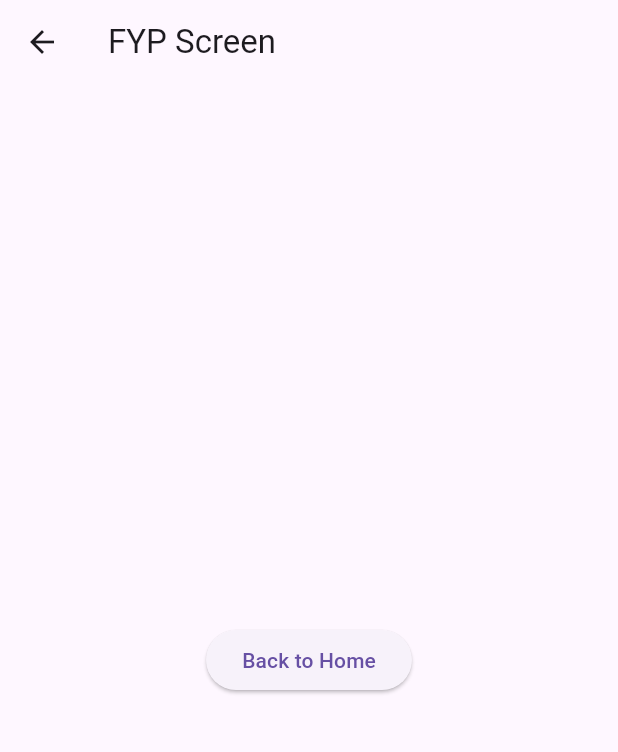
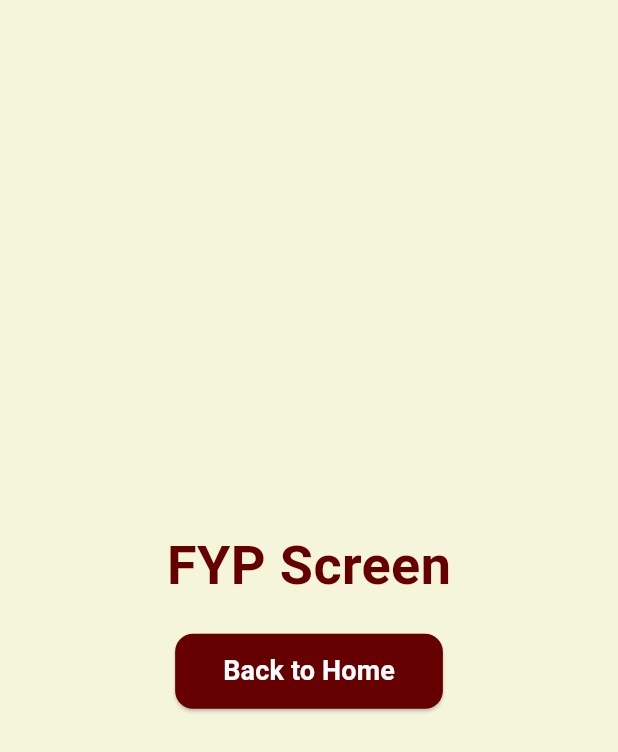
Before and after one commit to sab1103b/bild-flutter, a Flutter app: the Fyp screen opened by its route, on a phone screen of 412 x 824 dp. Shown: the top 752 px of the screen. Run offline on Flutter 3.47's test engine with Material 3 defaults, Android fonts, the phone set to English and light mode, and no system bars.

Commit message:
fyp color

```diff
--- a/lib/screens/FYP.dart
+++ b/lib/screens/FYP.dart
@@ -5,14 +5,55 @@ class Fyp extends StatelessWidget {
 
   @override
   Widget build(BuildContext context) {
+    // Definir colores: vinotinto y beige
+    final Color vinotintoClaro = Color(0xFFB3001B); // Vinotinto claro
+    final Color vinotintoOscuro = Color(0xFF660000); // Vinotinto oscuro
+    final Color beigeClaro = Color(0xFFF5F5DC); // Beige claro
+
     return Scaffold(
-      appBar: AppBar(title: const Text('FYP Screen')),
-      body: Center(
-        child: ElevatedButton(
-          onPressed: () {
-            Navigator.pop(context);
-          },
-          child: const Text('Back to Home'),
+      // Fondo beige claro
+      body: Container(
+        decoration: BoxDecoration(
+          color: beigeClaro, // Fondo beige
+        ),
+        child: Center(
+          child: Column(
+            mainAxisAlignment: MainAxisAlignment.center,
+            children: [
+              // Título de la pantalla con vinotinto
+              Text(
+                'FYP Screen',
+                style: TextStyle(
+                  fontSize: 36.0,
+                  fontWeight: FontWeight.bold,
+                  color: vinotintoOscuro, // Título en vinotinto oscuro
+                ),
+              ),
+              SizedBox(height: 20.0),
+              // Botón para regresar, con fondo vinotinto y texto blanco
+              ElevatedButton(
+                onPressed: () {
+                  Navigator.pop(context);
+                },
+                style: ElevatedButton.styleFrom(
+                  backgroundColor: vinotintoOscuro, // Fondo vinotinto oscuro para el botón
+                  foregroundColor : Colors.white, // Texto blanco
+                  padding: EdgeInsets.symmetric(horizontal: 32.0, vertical: 12.0),
+                  shape: RoundedRectangleBorder(
+                    borderRadius: BorderRadius.circular(12.0),
+                  ),
+                ),
+                child: Text(
+                  'Back to Home',
+                  style: TextStyle(
+                    fontSize: 18.0,
+                    fontWeight: FontWeight.bold,
+                    color: Colors.white, // Texto blanco
+                  ),
+                ),
+              ),
+            ],
+          ),
         ),
       ),
     );
```
